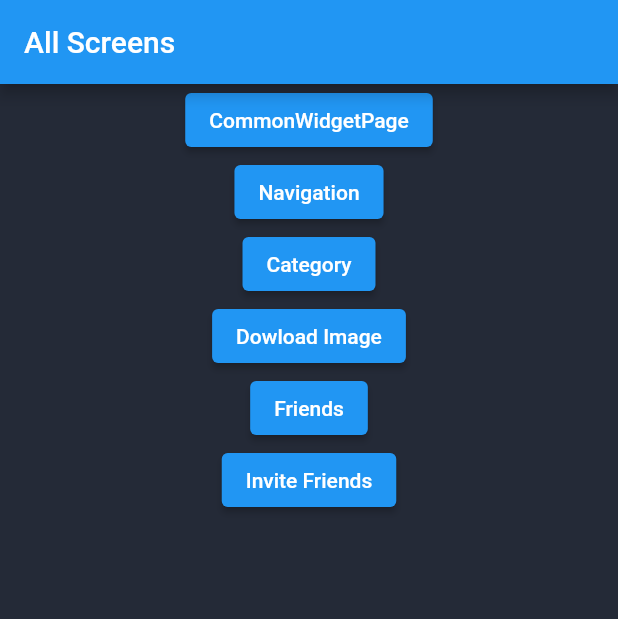
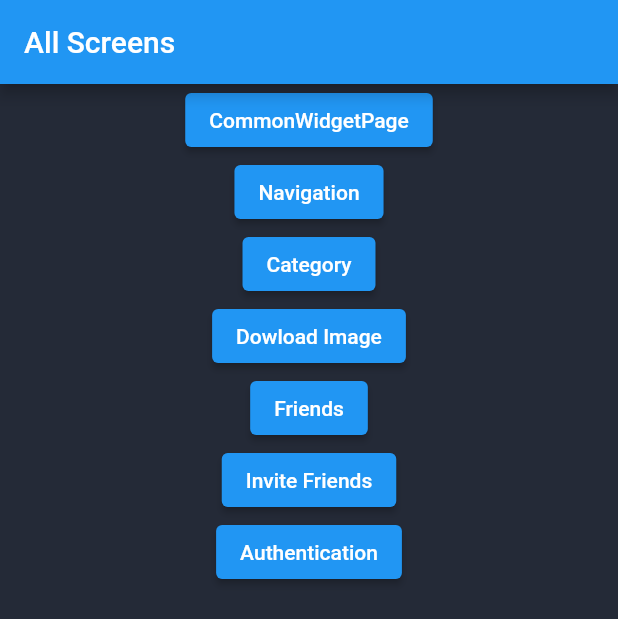
Before and after one commit to tuconghieu1998/new_feeds, a Flutter app: the screen it shows after launch, on a phone screen of 412 x 824 dp. Shown: the top 619 px of the screen. Run offline on Flutter 3.47's test engine with Material 2 defaults, Android fonts, the phone set to English and light mode, and no system bars; our stand-ins replace dio, firebase_auth, firebase_core, flutter_svg, google_sign_in, image_gallery_saver and 2 more; missing offline and left inert: dart:ffi; accounts and stored records are empty.

Commit message:
add firebase, test gg signin

```diff
--- a/lib/all_screens.dart
+++ b/lib/all_screens.dart
@@ -2,6 +2,7 @@ import 'package:flutter/material.dart';
 import 'package:flutter/src/widgets/container.dart';
 import 'package:flutter/src/widgets/framework.dart';
 import 'package:news_feed/common_widget_screen.dart';
+import 'package:news_feed/modules/authentication/login_page.dart';
 import 'package:news_feed/modules/category/pages/donwload_img_page.dart';
 import 'package:news_feed/modules/category/pages/dowload_file_demo.dart';
 import 'package:news_feed/modules/category/pages/list_category.dart';
@@ -66,6 +67,12 @@ class _AllScreensState extends State<AllScreens> {
               },
               child: const Text("Invite Friends"),
             ),
+            ElevatedButton(
+              onPressed: () {
+                Navigator.of(context).pushNamed(LoginPage.routeName);
+              },
+              child: const Text("Authentication"),
+            ),
           ]),
         ),
       ),
--- a/lib/main.dart
+++ b/lib/main.dart
@@ -1,9 +1,10 @@
 import 'package:flutter/material.dart';
 import 'package:news_feed/all_screens.dart';
 import 'package:news_feed/routes/routes.dart';
+import 'modules/firebase/widgets/firebase_initializer.dart';
 
 void main() {
-  runApp(const MyApp());
+  runApp(const FirebaseInitializer(child: MyApp()));
 }
 
 class MyApp extends StatelessWidget {
--- /dev/null
+++ b/lib/modules/firebase/widgets/firebase_initializer.dart
@@ -0,0 +1,40 @@
+import 'package:firebase_core/firebase_core.dart';
+import 'package:flutter/material.dart';
+
+class FirebaseInitializer extends StatefulWidget {
+  final Widget child;
+
+  const FirebaseInitializer({
+    required this.child,
+    Key? key,
+  }) : super(key: key);
+
+  @override
+  _FirebaseState createState() => _FirebaseState();
+}
+
+class _FirebaseState extends State<FirebaseInitializer> {
+  final Future<FirebaseApp> _initialization = Firebase.initializeApp();
+
+  @override
+  Widget build(BuildContext context) {
+    return FutureBuilder(
+      future: _initialization,
+      builder: (context, snapshot) {
+        if (snapshot.hasError) {
+          return Center(
+            child: Text('${snapshot.error}'),
+          );
+        }
+
+        if (snapshot.connectionState == ConnectionState.done) {
+          return widget.child;
+        }
+
+        return const Center(
+          child: CircularProgressIndicator(),
+        );
+      },
+    );
+  }
+}
--- a/lib/routes/routes.dart
+++ b/lib/routes/routes.dart
@@ -1,5 +1,6 @@
 import 'package:flutter/material.dart';
 import 'package:news_feed/common_widget_screen.dart';
+import 'package:news_feed/modules/authentication/login_page.dart';
 import 'package:news_feed/modules/category/pages/donwload_img_page.dart';
 import 'package:news_feed/modules/category/pages/dowload_file_demo.dart';
 import 'package:news_feed/modules/category/pages/list_category.dart';
@@ -15,4 +16,5 @@ final Map<String, WidgetBuilder> routes = {
   ListCategory.routeName: (context) => const ListCategory(),
   DownloadImgPage.routeName: (context) => const DownloadImgPage(),
   DownloadFileDemo.routeName: (context) => const DownloadFileDemo(),
+  LoginPage.routeName: (context) => const LoginPage(),
 };
```
Also changed, not shown: lib/modules/authentication/login_page.dart (added, +90 -0 lines), 3 other files.
